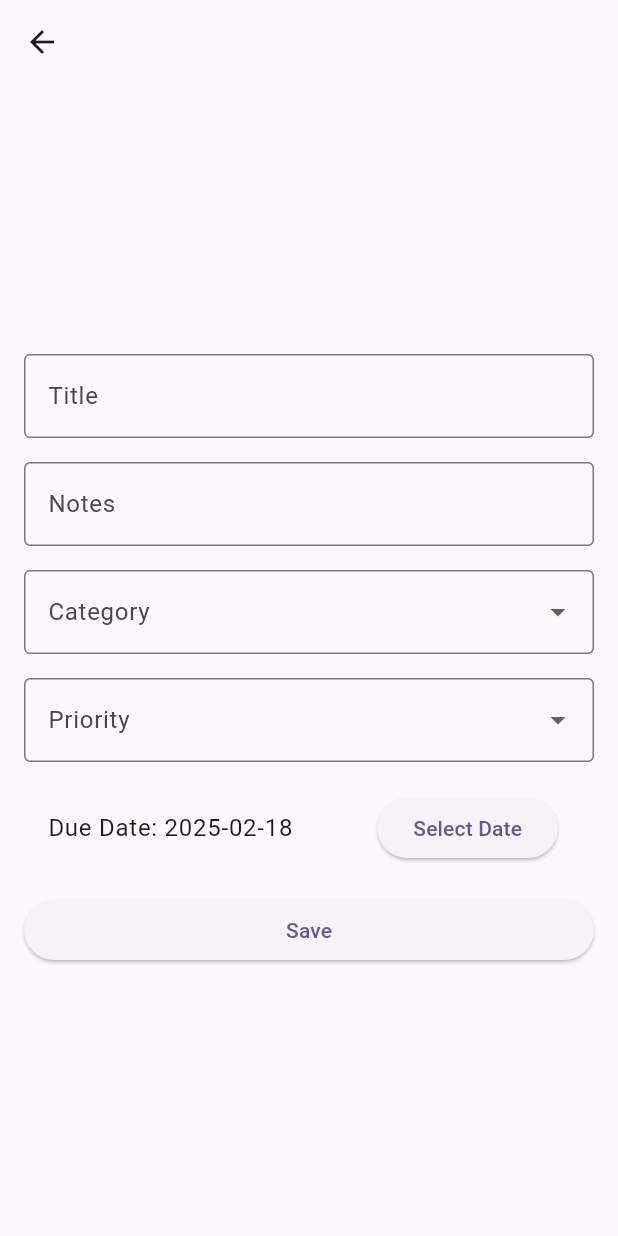
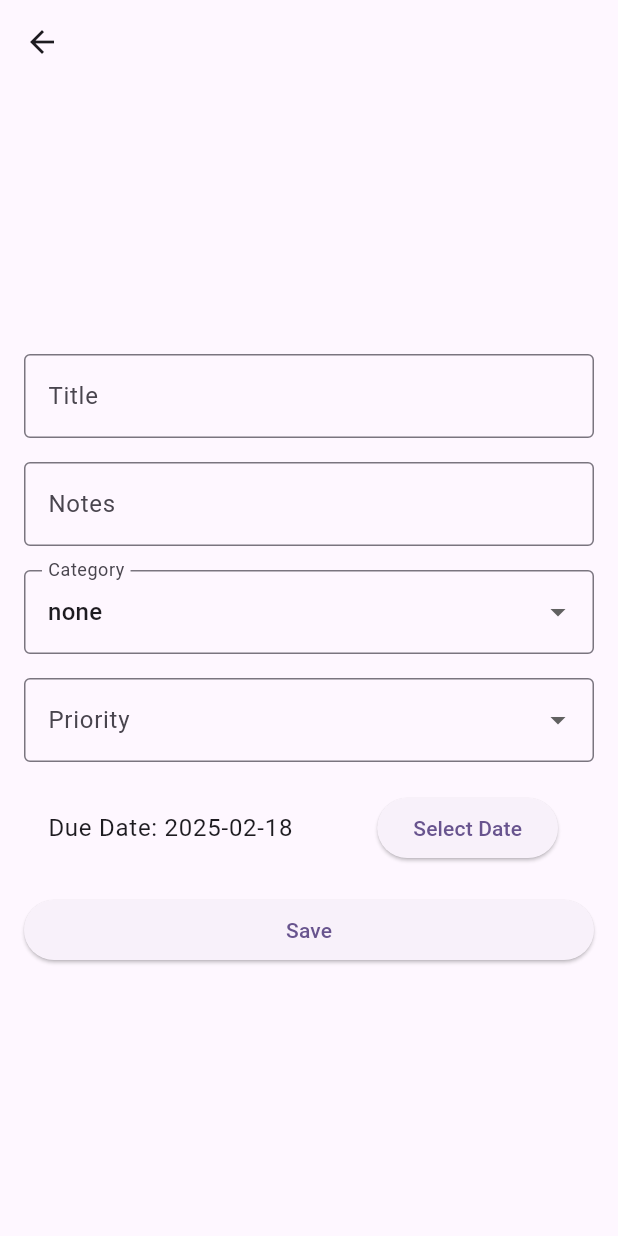
Before and after one commit to sion0104/flutter_todo_list, a Flutter app: the TodoDetailPage screen opened directly with empty values, on a phone screen of 412 x 824 dp. Run offline on Flutter 3.47's test engine with Material 3 defaults, Android fonts, the phone set to English and light mode, and no system bars; our stand-ins replace shared_preferences; accounts and stored records are empty.

Commit message:
PACK: 패키지 오류 변경

```diff
--- /dev/null
+++ b/lib/models/category.dart
@@ -0,0 +1,17 @@
+enum Category {
+  none,
+  work,
+  personal,
+  study,
+}
+
+extension CategoryExtension on Category {
+  String get name => toString().split('.').last;
+
+  static Category fromString(String category) {
+    return Category.values.firstWhere(
+      (e) => e.toString().split('.').last == category,
+      orElse: () => Category.none,
+    );
+  }
+}
--- a/lib/models/todo.dart
+++ b/lib/models/todo.dart
@@ -1,8 +1,10 @@
+import 'package:todo_list/models/category.dart';
+
 class Todo {
   String title;
   bool isCompleted;
   DateTime created;
-  String category;
+  Category category;
   String priority;
   DateTime? dueDate;
   String? notes;
@@ -23,7 +25,7 @@ class Todo {
         'title': title,
         'completed': isCompleted,
         'created': created.toIso8601String(),
-        'category': category,
+        'category': category.name,
         'priority': priority,
         'dueDate': dueDate?.toIso8601String(),
         'notes': notes,
@@ -34,7 +36,7 @@ class Todo {
         title: json['title'],
         isCompleted: json['completed'],
         created: DateTime.parse(json['created']),
-        category: json['category'],
+        category: CategoryExtension.fromString(json['category']),
         priority: json['priority'],
         dueDate:
             json['dueDate'] != null ? DateTime.parse(json['dueDate']) : null,
--- a/lib/widgets/todo/todo_detail.dart
+++ b/lib/widgets/todo/todo_detail.dart
@@ -1,5 +1,6 @@
 import 'package:flutter/material.dart';
 import 'package:provider/provider.dart';
+import 'package:todo_list/models/category.dart';
 import 'package:todo_list/models/todo.dart';
 import 'package:todo_list/widgets/todo/todo_page.dart';
 
@@ -16,7 +17,7 @@ class TodoDetailPage extends StatefulWidget {
 class _TodoDetailPageState extends State<TodoDetailPage> {
   late TextEditingController _titleController;
   late TextEditingController _notesController;
-  late String _selectedCategory;
+  late Category _selectedCategory;
   late String _selectedPriority;
   late DateTime? _dueDate;
 
@@ -93,13 +94,13 @@ class _TodoDetailPageState extends State<TodoDetailPage> {
                     labelText: 'Category',
                     border: OutlineInputBorder(),
                   ),
-                  items: ['General', 'Work', 'Personal']
+                  items: Category.values
                       .map((category) => DropdownMenuItem(
                             value: category,
-                            child: Text(category),
+                            child: Text(category.name),
                           ))
                       .toList(),
-                  onChanged: (String? newValue) {
+                  onChanged: (Category? newValue) {
                     setState(() {
                       _selectedCategory = newValue!;
                       widget.todo.category = newValue;
--- a/lib/widgets/todo/todo_page.dart
+++ b/lib/widgets/todo/todo_page.dart
@@ -3,6 +3,7 @@ import 'dart:convert';
 import 'package:flutter/material.dart';
 import 'package:provider/provider.dart';
 import 'package:shared_preferences/shared_preferences.dart';
+import 'package:todo_list/models/category.dart';
 import 'package:todo_list/widgets/floating_add.dart';
 
 import '../../models/todo.dart';
@@ -118,7 +119,7 @@ class _TodoPageState extends State<TodoPage> {
               title: 'Tab hear...',
               isCompleted: false,
               created: DateTime.now(),
-              category: 'General',
+              category: Category.none,
               priority: 'Medium'));
         },
       ),
```
